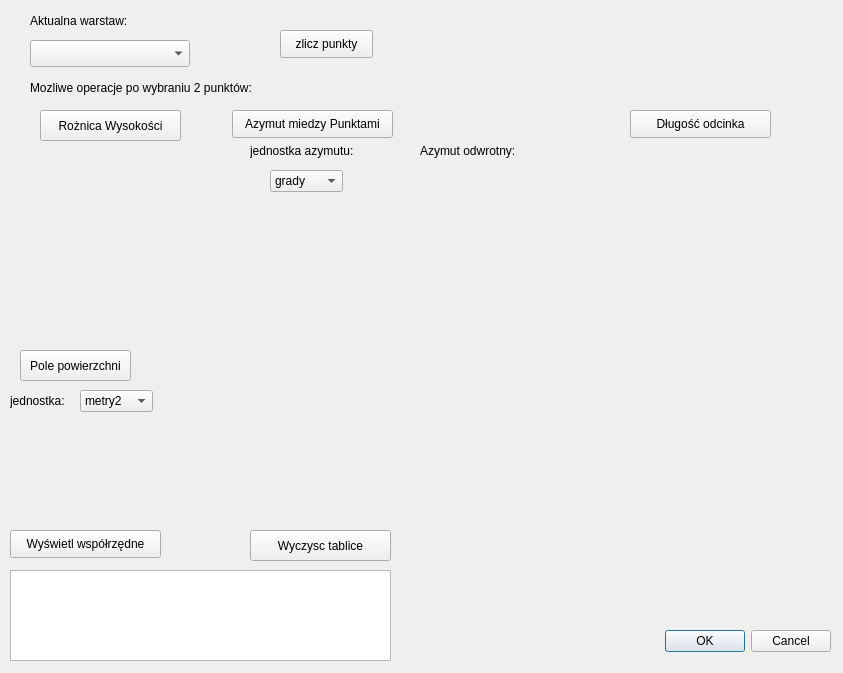
Old version of the form wtyczka_projekt_3/wtyczka_projekt_3_dialog_base.ui in the repository Sawoboh/Informatyka_Projekt_2.
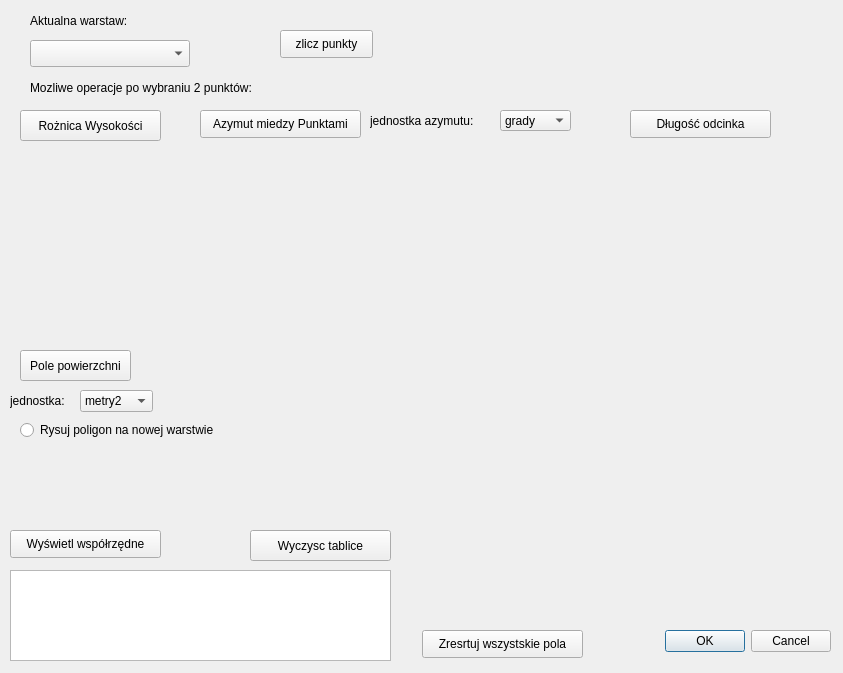
New version of the form. Custom widgets are drawn as their Qt base class.

Commit message: dodanie poligonu

```diff
--- a/wtyczka_projekt_3/wtyczka_projekt_3_dialog_base.ui
+++ b/wtyczka_projekt_3/wtyczka_projekt_3_dialog_base.ui
@@ -68,7 +68,7 @@
   <widget class="QPushButton" name="roznica_wysokosci">
    <property name="geometry">
     <rect>
-     <x>40</x>
+     <x>20</x>
      <y>110</y>
      <width>141</width>
      <height>31</height>
@@ -91,8 +91,8 @@
   <widget class="QLabel" name="roznica_wysokosci_wynik">
    <property name="geometry">
     <rect>
-     <x>40</x>
-     <y>160</y>
+     <x>20</x>
+     <y>150</y>
      <width>141</width>
      <height>31</height>
     </rect>
@@ -182,7 +182,7 @@
   <widget class="QPushButton" name="azymut">
    <property name="geometry">
     <rect>
-     <x>232</x>
+     <x>200</x>
      <y>110</y>
      <width>161</width>
      <height>28</height>
@@ -208,8 +208,8 @@
   <widget class="QLabel" name="azymut_wynik">
    <property name="geometry">
     <rect>
-     <x>420</x>
-     <y>110</y>
+     <x>200</x>
+     <y>150</y>
      <width>161</width>
      <height>31</height>
     </rect>
@@ -221,10 +221,10 @@
   <widget class="QLabel" name="dlugosc_odcinka_wynik">
    <property name="geometry">
     <rect>
-     <x>640</x>
-     <y>160</y>
-     <width>141</width>
-     <height>21</height>
+     <x>620</x>
+     <y>150</y>
+     <width>201</width>
+     <height>31</height>
     </rect>
    </property>
    <property name="text">
@@ -234,29 +234,16 @@
   <widget class="QLabel" name="azymut_odwrotny_wynik">
    <property name="geometry">
     <rect>
-     <x>420</x>
-     <y>165</y>
-     <width>171</width>
-     <height>21</height>
+     <x>380</x>
+     <y>150</y>
+     <width>201</width>
+     <height>31</height>
     </rect>
    </property>
    <property name="text">
     <string/>
    </property>
   </widget>
-  <widget class="QLabel" name="azymut_odwrotny">
-   <property name="geometry">
-    <rect>
-     <x>420</x>
-     <y>140</y>
-     <width>141</width>
-     <height>21</height>
-    </rect>
-   </property>
-   <property name="text">
-    <string>Azymut odwrotny:</string>
-   </property>
-  </widget>
   <widget class="QLabel" name="blad_rozwiazanie">
    <property name="geometry">
     <rect>
@@ -273,10 +260,10 @@
   <widget class="QComboBox" name="jednostka_azymut">
    <property name="geometry">
     <rect>
-     <x>270</x>
-     <y>170</y>
-     <width>73</width>
-     <height>22</height>
+     <x>500</x>
+     <y>110</y>
+     <width>71</width>
+     <height>21</height>
     </rect>
    </property>
    <item>
@@ -318,10 +305,10 @@
   <widget class="QLabel" name="label">
    <property name="geometry">
     <rect>
-     <x>250</x>
-     <y>140</y>
-     <width>131</width>
-     <height>21</height>
+     <x>370</x>
+     <y>100</y>
+     <width>141</width>
+     <height>41</height>
     </rect>
    </property>
    <property name="text">
@@ -341,6 +328,32 @@
     <string>jednostka:</string>
    </property>
   </widget>
+  <widget class="QRadioButton" name="poligon_wybor">
+   <property name="geometry">
+    <rect>
+     <x>20</x>
+     <y>420</y>
+     <width>231</width>
+     <height>20</height>
+    </rect>
+   </property>
+   <property name="text">
+    <string>Rysuj poligon na nowej warstwie</string>
+   </property>
+  </widget>
+  <widget class="QPushButton" name="resetuj_wszystko">
+   <property name="geometry">
+    <rect>
+     <x>422</x>
+     <y>630</y>
+     <width>161</width>
+     <height>28</height>
+    </rect>
+   </property>
+   <property name="text">
+    <string>Zresrtuj wszystskie pola</string>
+   </property>
+  </widget>
  </widget>
  <customwidgets>
   <customwidget>
```
The commit also changes 2 other files.
